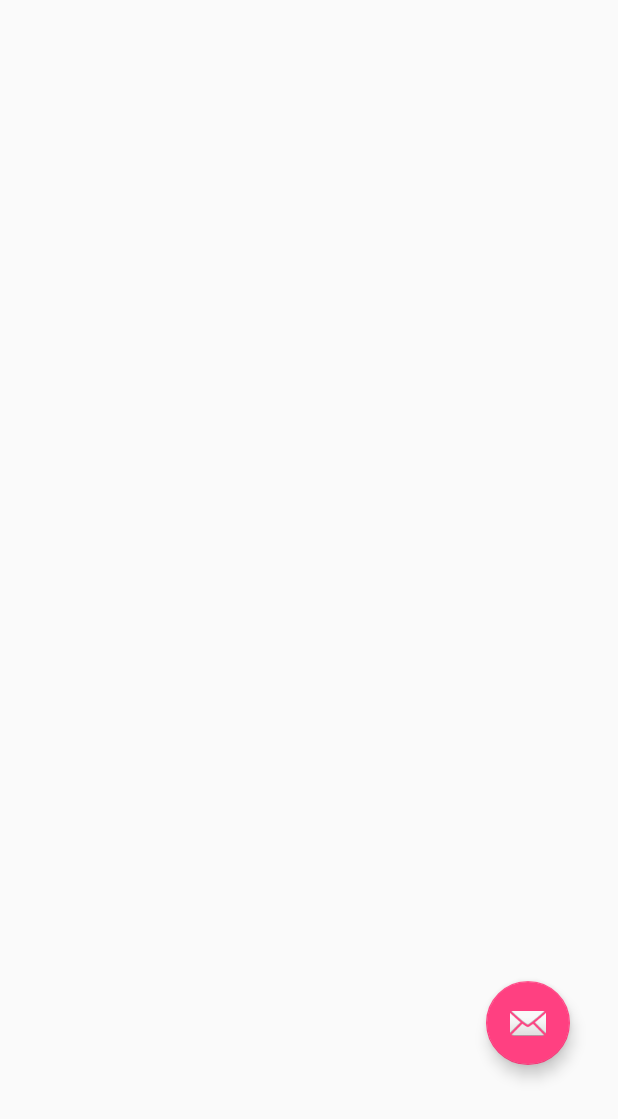
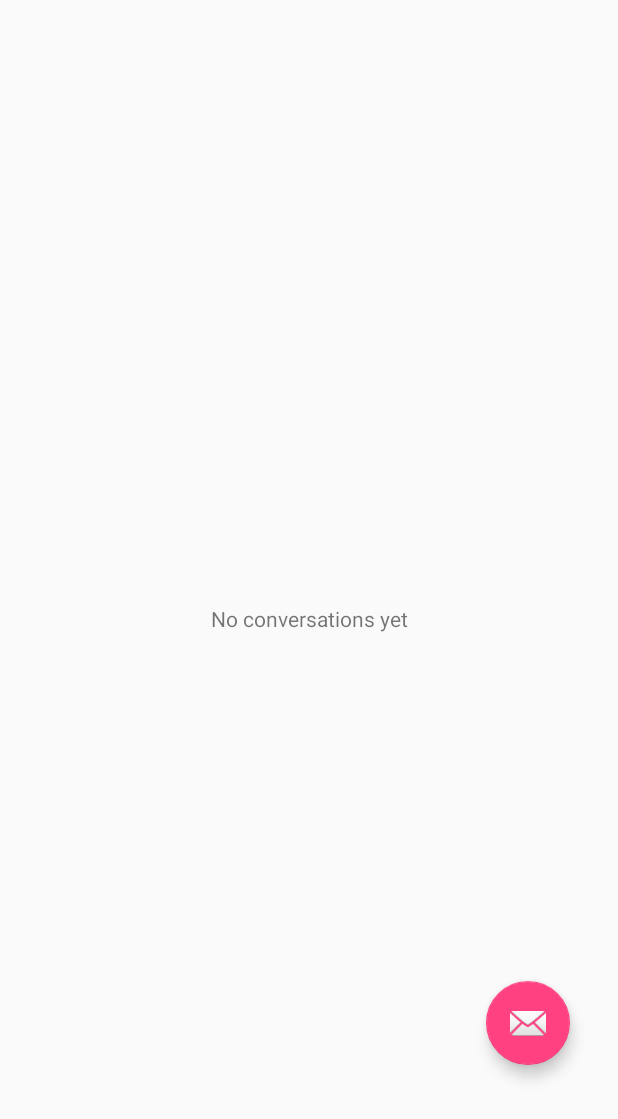
Before and after one commit to stek93/ChatApp, an Android app: the fragment ConversationFragment placed in its activity, on a phone screen of 412 x 824 dp. Shown: the top 1119 px of the screen. Run offline under Robolectric (Android 15) with nearby library versions, the phone set to English and light mode, and no system bars; our stand-ins replace ButterKnife, Firebase (no records; nobody signed in at launch, a user with empty details on screens opened directly); libraries missing offline, so code that uses them is left out: com.facebook, com.facebook.login; 5 statements that could not run were skipped.

```diff
--- a/app/src/main/java/com/example/skajkut/chatapp/ui/conversations/ConversationFragment.java
+++ b/app/src/main/java/com/example/skajkut/chatapp/ui/conversations/ConversationFragment.java
@@ -15,6 +15,7 @@ import com.example.skajkut.chatapp.data.model.Conversation;
 import com.example.skajkut.chatapp.data.remote.RemoteDataSource;
 import com.example.skajkut.chatapp.util.mvp.BaseView;
 
+import java.util.ArrayList;
 import java.util.List;
 
 import butterknife.BindView;
@@ -58,7 +59,8 @@ public class ConversationFragment extends BaseView implements ConversationsContr
 
         mConversationsLayoutManager = new LinearLayoutManager(getPermission());
         mRecyclerView.setLayoutManager(mConversationsLayoutManager);
-
+        mConversationsAdapter = new ConversationsAdapter(getPermission(), new ArrayList<Conversation>());
+        mRecyclerView.setAdapter(mConversationsAdapter);
 
         mPresenter.getConversations();
 
@@ -73,12 +75,11 @@ public class ConversationFragment extends BaseView implements ConversationsContr
 
     @Override
     public void showConversationsList(List<Conversation> conversations) {
-        /*if(conversations != null && conversations.size() > 0) {
-            mConversationsAdapter = new ConversationsAdapter(getPermission(), conversations);
-            mRecyclerView.setAdapter(mConversationsAdapter);
+        if(conversations != null && conversations.size() > 0) {
+            mConversationsAdapter.setData(conversations);
         } else {
             mNoConversationsTextView.setVisibility(View.VISIBLE);
             mRecyclerView.setVisibility(View.GONE);
-        }*/
+        }
     }
 }
--- a/app/src/main/java/com/example/skajkut/chatapp/ui/conversations/ConversationPresenter.java
+++ b/app/src/main/java/com/example/skajkut/chatapp/ui/conversations/ConversationPresenter.java
@@ -67,7 +67,6 @@ public class ConversationPresenter extends BasePresenter<ConversationsContract.V
 
             private void getConversations(final List<String> conversations) {
 
-                final List<Conversation> conversationList = new ArrayList<Conversation>();
 
                 if(conversations.size() <= 0) {
                     view.showConversationsList(null);
@@ -77,6 +76,8 @@ public class ConversationPresenter extends BasePresenter<ConversationsContract.V
                 final String lastConversationId = conversations.get(conversations.size() - 1);
                 for(final String conversationID : conversations) {
                     remoteDataSource.getConversation(conversationID, new DataSource.GetConversationCallback() {
+                        final List<Conversation> conversationList = new ArrayList<Conversation>();
+
                         @Override
                         public void onSuccess(Conversation conversation) {
                             conversationList.add(conversation);
--- a/app/src/main/java/com/example/skajkut/chatapp/ui/conversations/ConversationsAdapter.java
+++ b/app/src/main/java/com/example/skajkut/chatapp/ui/conversations/ConversationsAdapter.java
@@ -55,6 +55,12 @@ public class ConversationsAdapter extends RecyclerView.Adapter<ConversationsAdap
         return mConversations.size();
     }
 
+    public void setData(List<Conversation> conversations){
+        mConversations.clear();
+        mConversations.addAll(conversations);
+        notifyDataSetChanged();
+    }
+
     class ConversationViewHolder extends RecyclerView.ViewHolder
             implements View.OnClickListener {
 
--- a/app/src/main/java/com/example/skajkut/chatapp/ui/friend/FavoriteFriendsAdapter.java
+++ b/app/src/main/java/com/example/skajkut/chatapp/ui/friend/FavoriteFriendsAdapter.java
@@ -40,7 +40,6 @@ public class FavoriteFriendsAdapter extends RecyclerView.Adapter<FavoriteFriends
     public void onBindViewHolder(ViewHolder holder, int position) {
         User user = favoriteFriends.get(position);
         //TODO Dodati korisniku sliku
-//      holder.userImage.setImageBitmap(user.getPhoto());
         if(user.getUsername()!=null){
             holder.username.setText(user.getUsername());
         }else{
--- a/app/src/main/res/layout/card_view_friend.xml
+++ b/app/src/main/res/layout/card_view_friend.xml
@@ -73,8 +73,8 @@
 
             <ImageView
                 android:id="@+id/iv_favoriteIcon"
-                android:layout_width="25dp"
-                android:layout_height="25dp"
+                android:layout_width="35dp"
+                android:layout_height="35dp"
                 android:layout_marginBottom="8dp"
                 android:layout_marginLeft="8dp"
                 android:layout_marginRight="8dp"
```
Also changed, not shown: app/src/main/java/com/example/skajkut/chatapp/data/remote/RemoteDataSource.java (+7 -7 lines), app/src/main/res/layout/card_view_conversation.xml (+1 -10 lines).
